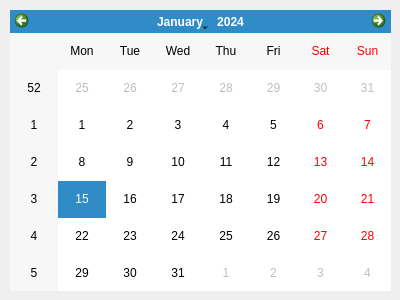
Above: project/chameleon/windows/calendar_win.ui from dubidubiduba/chameleon before the change. Below: the same form after it.
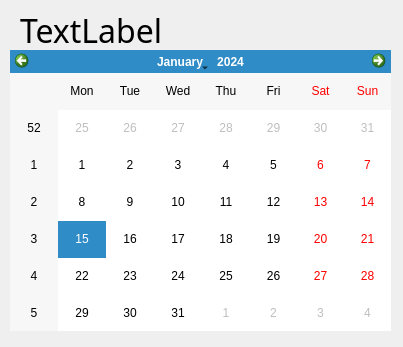
That is the form after the change.

Commit message: 日历更新

```diff
--- a/project/chameleon/windows/calendar_win.ui
+++ b/project/chameleon/windows/calendar_win.ui
@@ -6,8 +6,8 @@
    <rect>
     <x>0</x>
     <y>0</y>
-    <width>400</width>
-    <height>300</height>
+    <width>403</width>
+    <height>347</height>
    </rect>
   </property>
   <property name="windowTitle">
@@ -17,12 +17,46 @@
    <property name="geometry">
     <rect>
      <x>10</x>
-     <y>10</y>
+     <y>50</y>
      <width>381</width>
      <height>281</height>
     </rect>
    </property>
   </widget>
+  <widget class="QStackedWidget" name="stackedWidget">
+   <property name="geometry">
+    <rect>
+     <x>510</x>
+     <y>20</y>
+     <width>241</width>
+     <height>271</height>
+    </rect>
+   </property>
+   <property name="currentIndex">
+    <number>0</number>
+   </property>
+   <widget class="QWidget" name="page_3"/>
+   <widget class="QWidget" name="page_4"/>
+  </widget>
+  <widget class="QLabel" name="label">
+   <property name="geometry">
+    <rect>
+     <x>20</x>
+     <y>10</y>
+     <width>361</width>
+     <height>41</height>
+    </rect>
+   </property>
+   <property name="font">
+    <font>
+     <family>华文隶书</family>
+     <pointsize>24</pointsize>
+    </font>
+   </property>
+   <property name="text">
+    <string>TextLabel</string>
+   </property>
+  </widget>
  </widget>
  <resources/>
  <connections/>
```
The commit also changes 2 other files.
